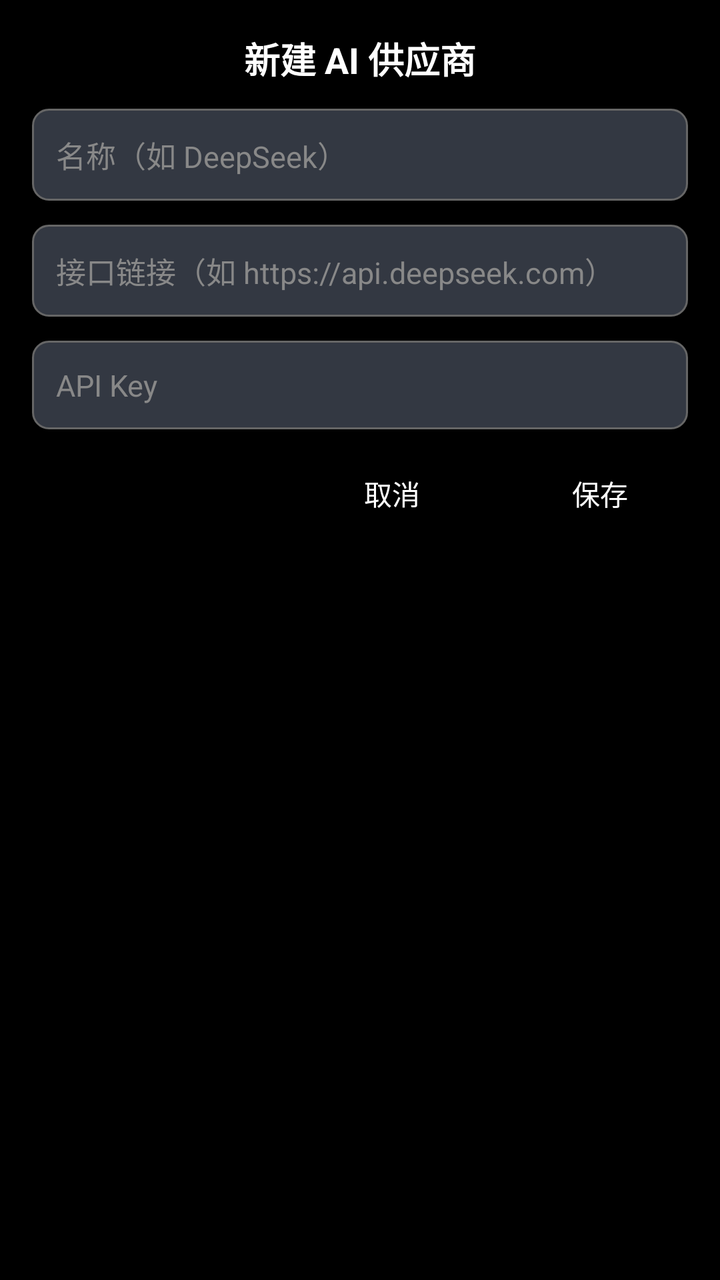
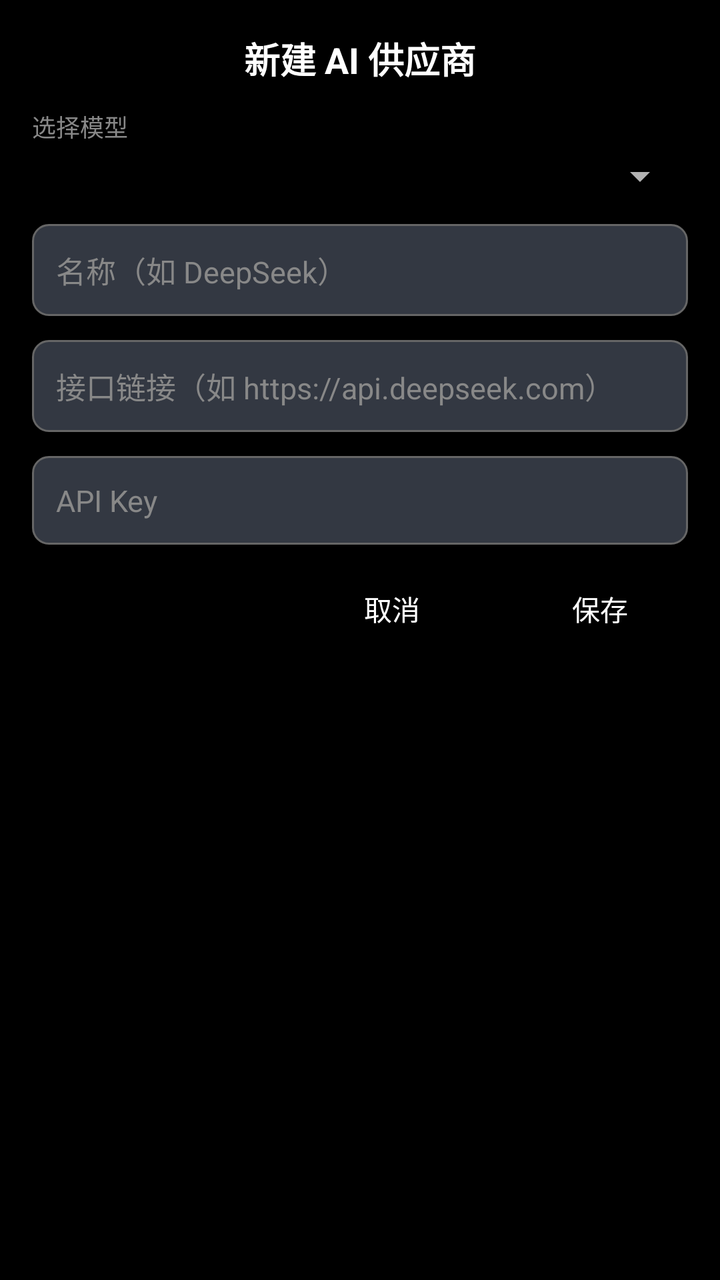

An Android layout rendered at two revisions. The XML below is the earlier revision; the diff shows what the commit changed to produce the second picture.
<!-- AndroidManifest.xml: application theme Theme.AppCompat.NoActionBar -->
<!-- res/layout/dialog_provider.xml -->
<?xml version="1.0" encoding="utf-8"?>
<ScrollView xmlns:android="http://schemas.android.com/apk/res/android"
    android:layout_width="match_parent"
    android:layout_height="wrap_content"
    android:fillViewport="true">

    <LinearLayout
        android:layout_width="match_parent"
        android:layout_height="wrap_content"
        android:background="#000000"
        android:orientation="vertical"
        android:padding="16dp">

        
        <TextView
            android:id="@+id/tvProviderDialogTitle"
            android:layout_width="wrap_content"
            android:layout_height="wrap_content"
            android:layout_gravity="center_horizontal"
            android:layout_marginBottom="12dp"
            android:text="新建 AI 供应商"
            android:textColor="#FFFFFF"
            android:textSize="18sp"
            android:textStyle="bold" />

        
        <EditText
            android:id="@+id/etProviderName"
            android:layout_width="match_parent"
            android:layout_height="wrap_content"
            android:background="@drawable/edittext_background"
            android:hint="名称（如 DeepSeek）"
            android:inputType="text"
            android:padding="12dp"
            android:textColor="#FFFFFF"
            android:textColorHint="#888888"
            android:textSize="15sp" />

        
        <EditText
            android:id="@+id/etProviderUrl"
            android:layout_width="match_parent"
            android:layout_height="wrap_content"
            android:layout_marginTop="12dp"
            android:background="@drawable/edittext_background"
            android:hint="接口链接（如 https://api.deepseek.com）"
            android:inputType="textUri"
            android:padding="12dp"
            android:textColor="#FFFFFF"
            android:textColorHint="#888888"
            android:textSize="15sp" />

        
        <EditText
            android:id="@+id/etProviderKey"
            android:layout_width="match_parent"
            android:layout_height="wrap_content"
            android:layout_marginTop="12dp"
            android:background="@drawable/edittext_background"
            android:hint="API Key"
            android:inputType="text"
            android:padding="12dp"
            android:textColor="#FFFFFF"
            android:textColorHint="#888888"
            android:textSize="15sp" />

        
        <LinearLayout
            android:layout_width="match_parent"
            android:layout_height="wrap_content"
            android:layout_marginTop="12dp"
            android:gravity="end"
            android:orientation="horizontal">

            <Button
                android:id="@+id/btnCancel"
                android:layout_width="wrap_content"
                android:layout_height="40dp"
                android:background="@android:color/transparent"
                android:text="取消"
                android:textColor="#FFFFFF" />

            <Button
                android:id="@+id/btnConfirm"
                android:layout_width="wrap_content"
                android:layout_height="40dp"
                android:layout_marginStart="16dp"
                android:background="@android:color/transparent"
                android:text="保存"
                android:textColor="#FFFFFF" />
        </LinearLayout>

    </LinearLayout>
</ScrollView>
<!-- resources referenced by this layout -->
<resources>
  <!-- drawable edittext_background (drawable) -->
  <?xml version="1.0" encoding="utf-8"?>
  <shape xmlns:android="http://schemas.android.com/apk/res/android">
      <solid android:color="#333842" />
      <corners android:radius="8dp" />
      <stroke
          android:width="1dp"
          android:color="#666666" />
  </shape>
</resources>

<!-- the commit's change to res/layout/dialog_provider.xml (unified diff, before → after) -->
@@ -22,6 +22,22 @@
             android:textColor="#FFFFFF"
             android:textSize="18sp"
             android:textStyle="bold" />
+
+        
+        <TextView
+            android:layout_width="wrap_content"
+            android:layout_height="wrap_content"
+            android:text="选择模型"
+            android:textColor="#888888"
+            android:textSize="12sp"
+            android:layout_marginBottom="4dp" />
+
+        <Spinner
+            android:id="@+id/spinnerProviderModel"
+            android:layout_width="match_parent"
+            android:layout_height="wrap_content"
+            android:layout_marginBottom="12dp"
+            android:popupBackground="#10141D" />
 
         
         <EditText
